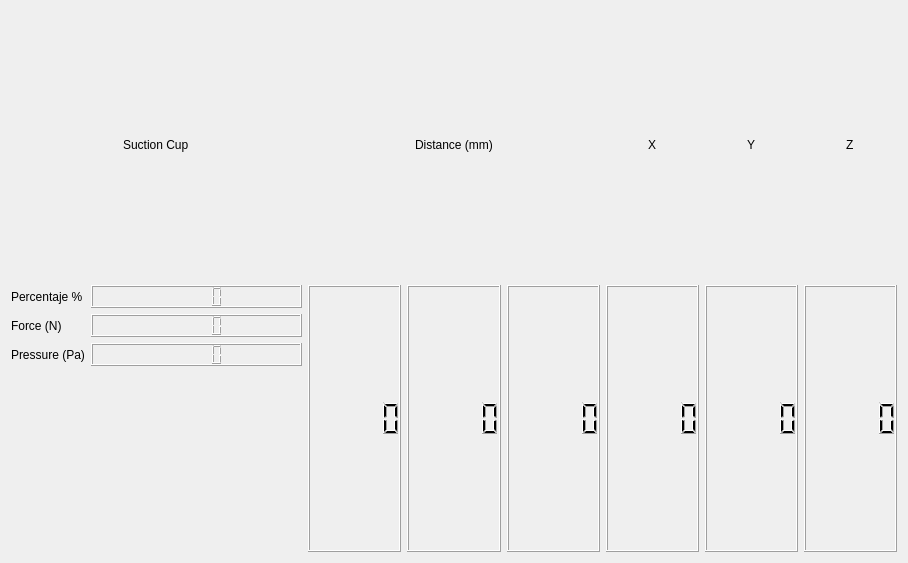
First picture: the form in movimientos/Movimientos/module.ui, repository Alvaro-Agenjo/ROMERIN_SIM, before the edit.
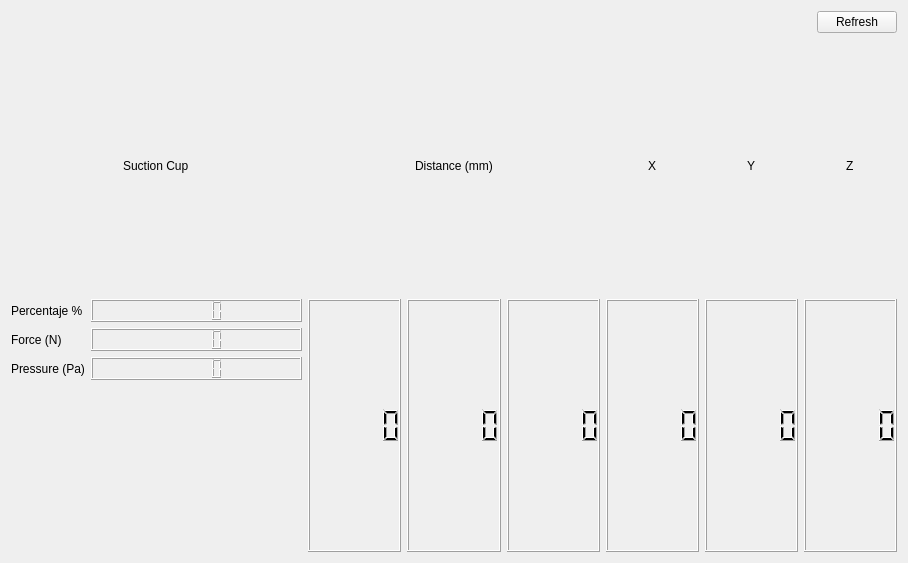
Second picture: the form after the edit.

Commit message: Add hability to refresh configInfo

Patch:
```diff
--- a/movimientos/Movimientos/module.ui
+++ b/movimientos/Movimientos/module.ui
@@ -16,6 +16,30 @@
   <layout class="QHBoxLayout" name="horizontalLayout_5">
    <item>
     <layout class="QVBoxLayout" name="main_layout">
+     <item>
+      <layout class="QHBoxLayout" name="horizontalLayout_6">
+       <item>
+        <spacer name="horizontalSpacer">
+         <property name="orientation">
+          <enum>Qt::Horizontal</enum>
+         </property>
+         <property name="sizeHint" stdset="0">
+          <size>
+           <width>40</width>
+           <height>0</height>
+          </size>
+         </property>
+        </spacer>
+       </item>
+       <item>
+        <widget class="QPushButton" name="btn_refresh">
+         <property name="text">
+          <string>Refresh</string>
+         </property>
+        </widget>
+       </item>
+      </layout>
+     </item>
      <item>
       <layout class="QGridLayout" name="motorsLayOut"/>
      </item>
```
The commit also changes 2 other files.
